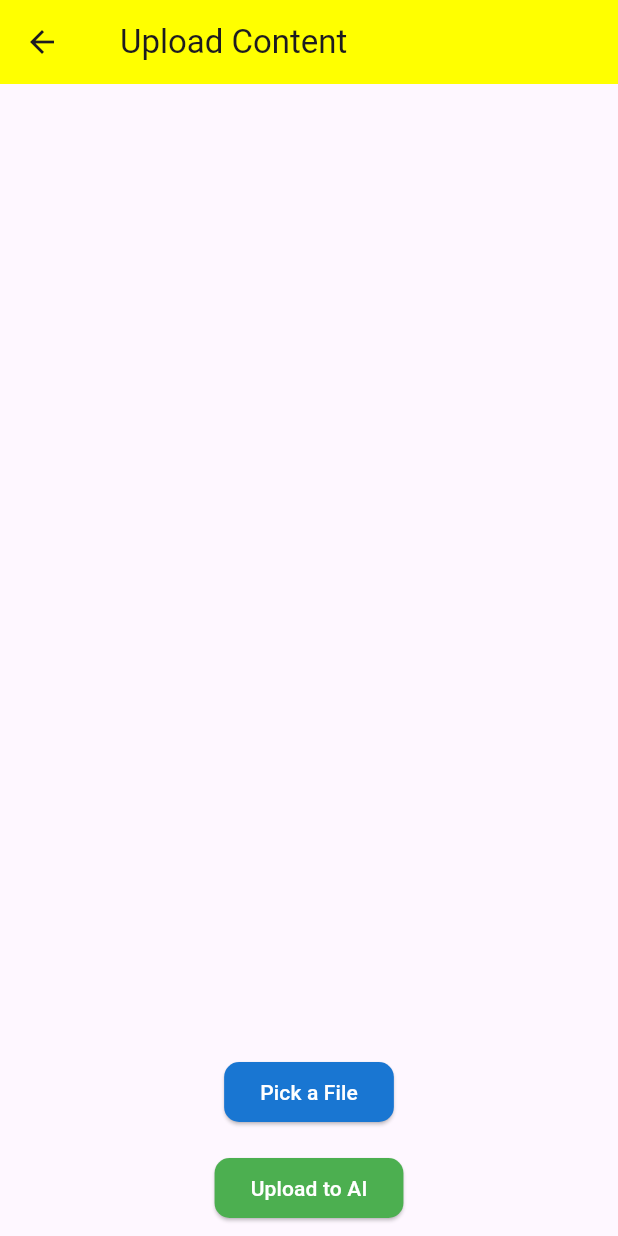
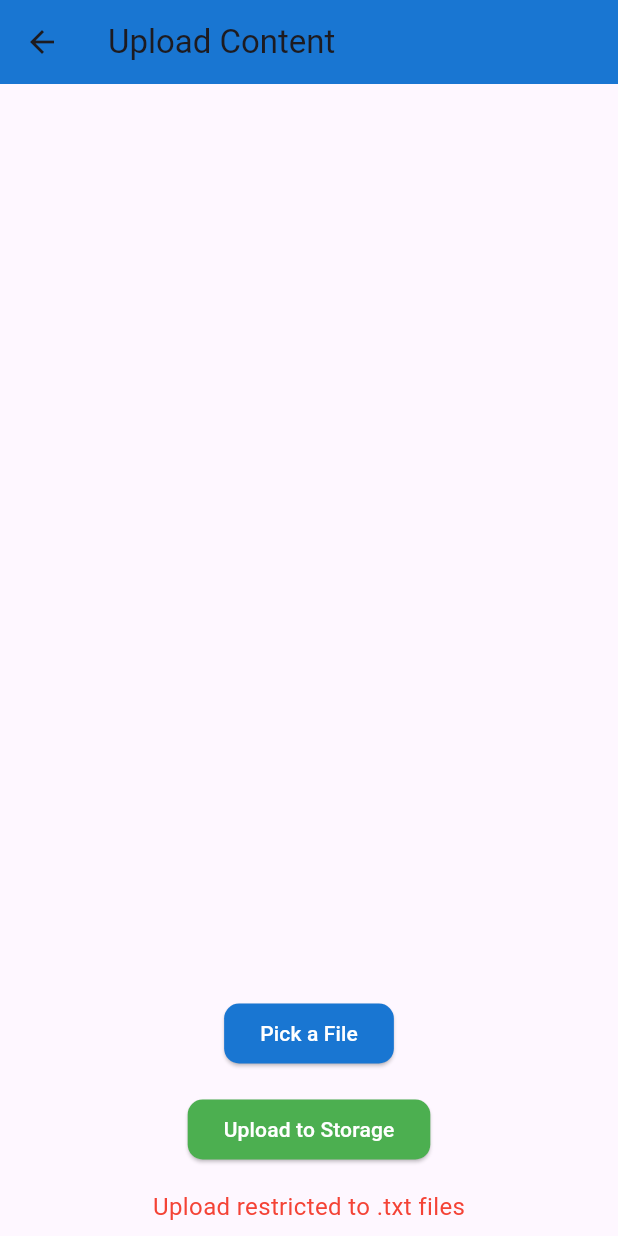
Before and after one commit to umgc/spring2024, a Flutter app: the FileUploadScreen screen opened directly, after a tap on "Pick a File", on a phone screen of 412 x 824 dp. Run offline on Flutter 3.47's test engine with Material 3 defaults, Android fonts, the phone set to English and light mode, and no system bars; our stand-ins replace cloud_firestore, file_picker, firebase_auth, firebase_core, firebase_storage, flutter_dotenv and 1 more; accounts and stored records are empty.

Commit message:
recreated file upload and added additional functionality to cover edge cases

```diff
--- a/LLM/educ_ai_tion/lib/screens/file_upload_screen.dart
+++ b/LLM/educ_ai_tion/lib/screens/file_upload_screen.dart
@@ -1,86 +1,121 @@
-import 'package:educ_ai_tion/widgets/custom_app_bar.dart';
 import 'package:flutter/material.dart';
 import 'package:file_picker/file_picker.dart';
 import '../services/file_service.dart';
 import 'dart:io';
+import 'package:path/path.dart' as path;
+import 'dart:typed_data';
 
 // File Upload Screen
-
+//
 // This screen facilitates the uploading of files by the user. It is designed to accept test templates or other educational materials.
 // The uploaded files can then be processed or stored by the application, enabling teachers to work with their existing documents or templates.
 
 class FileUploadScreen extends StatefulWidget {
-  const FileUploadScreen({Key? key}) : super(key: key);
   @override
   _FileUploadScreenState createState() => _FileUploadScreenState();
 }
 
 class _FileUploadScreenState extends State<FileUploadScreen> {
   final FileStorageService _storageService = FileStorageService();
+
+  // Store file paths and selection status
   Map<String, bool> _pickedFiles = {};
 
   Future<void> _pickFile() async {
     final result = await FilePicker.platform.pickFiles(allowMultiple: true);
 
     if (result != null) {
-      _pickedFiles.clear();
-      try {
-        for (var file in result.files) {
-          final name = file.name;
-          //final path = file.path ?? ''; causes an error
-          final bytes = file.bytes;
-          if (bytes != null) {
-            await _storageService.uploadFile(name, bytes);
-          }
+      // Update _pickedFiles with new selections, maintaining previous selections
+      for (var file in result.files) {
+        final path = file.path ?? '';
+        if (!_pickedFiles.containsKey(path)) {
+          // Avoid overriding selections on re-picking
+          _pickedFiles[path] = false; // Add new file as not selected by default
         }
+      }
 
-        // Trigger UI update
-        setState(() {});
-
-        // Simulated upload feedback
-        ScaffoldMessenger.of(context).showSnackBar(
-          SnackBar(content: Text('Uploaded ${result.files.length} files')),
-        );
-      } catch (e) {
-        ScaffoldMessenger.of(context).showSnackBar(
-          SnackBar(content: Text('Error uploading files: $e')),
-        );
-      }
+      setState(() {}); // Refresh UI to display newly picked files
     }
   }
 
   Future<void> _uploadToAI() async {
     if (_pickedFiles.isEmpty) {
       ScaffoldMessenger.of(context).showSnackBar(
-        const SnackBar(content: Text("No files selected to upload to AI")),
+        const SnackBar(content: Text("No files selected")),
       );
       return;
     }
 
-    // Placeholder: Process each file for AI upload
-    for (String filePath
-        in _pickedFiles.keys.where((key) => _pickedFiles[key]!)) {
-      print("Uploading file to AI: $filePath");
-      // Here, replace print with your logic to read the file and upload its content to the AI service
-      //Rene's note, does this ^ still need to be done?
+    // Identify .txt files that were selected for upload
+    var filesToUpload = _pickedFiles.keys
+        .where((path) =>
+            _pickedFiles[path]! && path.toLowerCase().endsWith('.txt'))
+        .toList();
+
+    // Identify non-.txt files that were selected for upload
+    var nonTxtFilesSelected = _pickedFiles.keys
+        .where((path) =>
+            _pickedFiles[path]! && !path.toLowerCase().endsWith('.txt'))
+        .toList();
+
+    if (nonTxtFilesSelected.isNotEmpty) {
+      // Notify the user that non-.txt files cannot be uploaded
+      String nonTxtFileNames =
+          nonTxtFilesSelected.map((e) => e.split('/').last).join(', ');
+      ScaffoldMessenger.of(context).showSnackBar(
+        SnackBar(
+            content: Text(
+                "Only .txt files are allowed. These files were not uploaded: $nonTxtFileNames")),
+      );
+      setState(() {
+        nonTxtFilesSelected.forEach(_pickedFiles.remove);
+      });
     }
 
-    // Feedback
+    if (filesToUpload.isEmpty) {
+      ScaffoldMessenger.of(context).showSnackBar(
+        SnackBar(content: Text("No valid files selected to upload")),
+      );
+      return; // No valid .txt files to upload, return early
+    }
+
+    int uploadCount = 0;
+
+    try {
+      for (String filePath in filesToUpload) {
+        String fileName = path.basename(filePath); // Extract the file name
+        Uint8List fileBytes =
+            await File(filePath).readAsBytes(); // Read the file as bytes
+        await _storageService.uploadFile(fileName, fileBytes); // Upload file
+        // This feels redundant, but holding for eval
+        //ScaffoldMessenger.of(context).showSnackBar(
+        //  SnackBar(content: Text("Uploaded .txt file to Storage: $fileName")),
+        //);
+        uploadCount++;
+        setState(() {
+          _pickedFiles.remove(filePath);
+        });
+      }
+    } catch (e) {
+      // Display snackbar of error uploading file
+      ScaffoldMessenger.of(context).showSnackBar(
+        SnackBar(content: Text("Error uploading file: $e")),
+      );
+    }
+
+    // Notify the user about successful upload
     ScaffoldMessenger.of(context).showSnackBar(
-      SnackBar(content: Text("Uploaded ${_pickedFiles.length} files to AI")),
+      SnackBar(content: Text("Uploaded $uploadCount .txt files to Storage")),
     );
   }
 
   @override
   Widget build(BuildContext context) {
     return Scaffold(
-      appBar: CustomAppBar(
-        title: 'Upload Content',
-        onMenuPressed: () {
-          Scaffold.of(context).openDrawer();
-        },
+      appBar: AppBar(
+        title: const Text('Upload Content'),
+        backgroundColor: Colors.blue[700],
       ),
-      //drawer: const DrawerMenu(),
       body: Column(
         children: [
           Expanded(
@@ -125,17 +160,25 @@ class _FileUploadScreenState extends State<FileUploadScreen> {
           Padding(
             padding: const EdgeInsets.all(8.0),
             child: ElevatedButton(
-              onPressed:
-                  _uploadToAI, // Make sure you've defined _uploadToAI method as shown earlier
+              onPressed: _uploadToAI,
               style: ElevatedButton.styleFrom(
-                backgroundColor:
-                    Colors.green, // Use a distinct color for differentiation
+                backgroundColor: Colors.green,
                 foregroundColor: Colors.white,
                 shape: RoundedRectangleBorder(
                   borderRadius: BorderRadius.circular(10.0),
                 ),
               ),
-              child: const Text('Upload to AI'),
+              child: const Text('Upload to Storage'),
+            ),
+          ),
+          Padding(
+            padding: const EdgeInsets.all(8.0),
+            child: Text(
+              'Upload restricted to .txt files',
+              style: TextStyle(
+                color: Colors.red,
+                fontSize: 16,
+              ),
             ),
           ),
         ],
```
